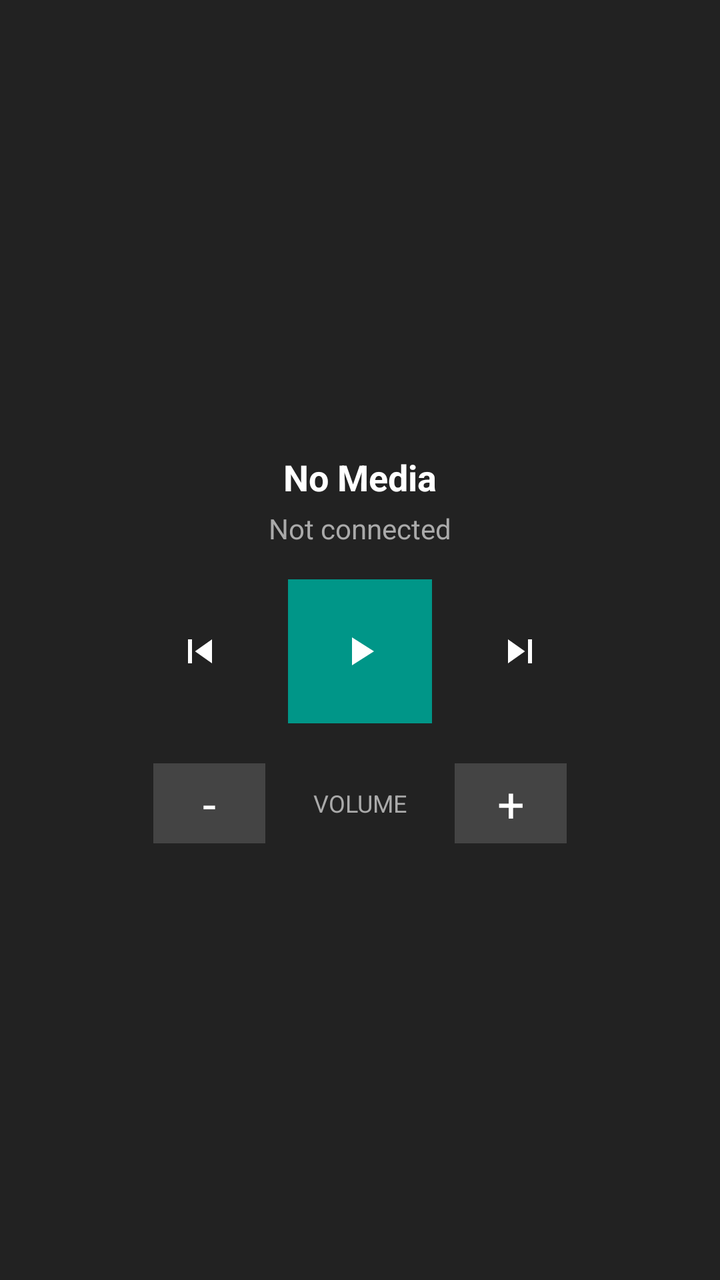
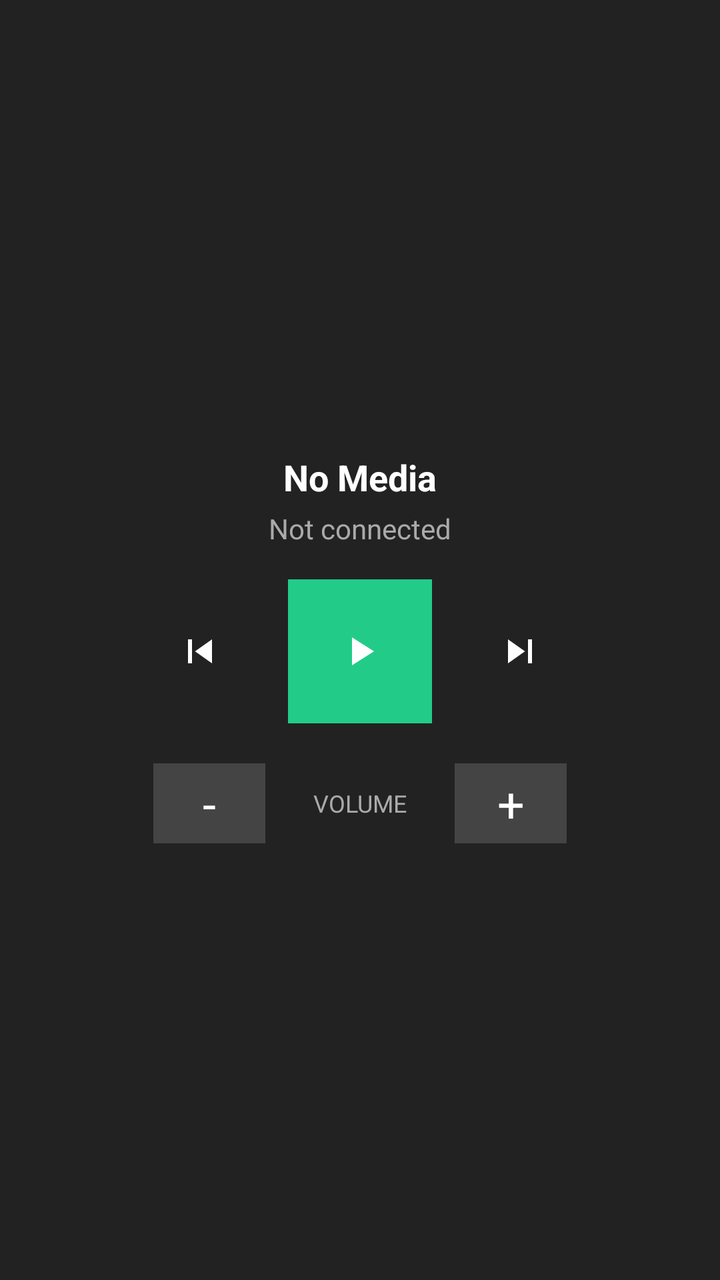

Before-and-after screenshots of an Android layout around one commit, followed by the original layout XML and the change that was made.
<!-- AndroidManifest.xml: application theme Theme.Smartwatch -->
<!-- res/layout/widget_media.xml -->
<?xml version="1.0" encoding="utf-8"?>
<FrameLayout xmlns:android="http://schemas.android.com/apk/res/android"
    android:layout_width="match_parent"
    android:layout_height="match_parent"
    android:id="@+id/widget_root">

    
    <ImageView
        android:id="@+id/img_album_art"
        android:layout_width="match_parent"
        android:layout_height="match_parent"
        android:scaleType="centerCrop"
        android:src="@android:color/darker_gray"
        android:contentDescription="@string/media_album_art" />

    
    <FrameLayout
        android:layout_width="match_parent"
        android:layout_height="match_parent"
        android:background="@color/widget_background_media" />

    
    <LinearLayout
        android:layout_width="match_parent"
        android:layout_height="match_parent"
        android:orientation="vertical"
        android:padding="16dp"
        android:gravity="center">

        
        <LinearLayout
            android:id="@+id/layout_title_click"
            android:layout_width="match_parent"
            android:layout_height="wrap_content"
            android:orientation="vertical"
            android:gravity="center"
            android:paddingTop="8dp"
            android:paddingBottom="16dp">

            <TextView
                android:id="@+id/txt_title"
                android:layout_width="match_parent"
                android:layout_height="wrap_content"
                android:text="@string/media_no_media_short"
                android:textColor="@color/widget_text_primary"
                android:textSize="18sp"
                android:textStyle="bold"
                android:singleLine="true"
                android:ellipsize="marquee"
                android:gravity="center"
                android:layout_marginBottom="4dp"/>

            <TextView
                android:id="@+id/txt_artist"
                android:layout_width="match_parent"
                android:layout_height="wrap_content"
                android:text="@string/label_not_connected"
                android:textColor="@color/widget_text_secondary"
                android:textSize="14sp"
                android:singleLine="true"
                android:ellipsize="end"
                android:gravity="center"/>
        </LinearLayout>

        
        <LinearLayout
            android:layout_width="match_parent"
            android:layout_height="wrap_content"
            android:gravity="center"
            android:orientation="horizontal"
            android:layout_marginBottom="20dp">

            <ImageButton
                android:id="@+id/btn_prev"
                android:layout_width="56dp"
                android:layout_height="56dp"
                android:src="@drawable/ic_media_prev"
                android:background="#00000000"
                android:tint="@color/widget_text_primary"
                android:scaleType="centerInside"
                android:contentDescription="@string/media_prev_desc" />

            <ImageButton
                android:id="@+id/btn_play_pause"
                android:layout_width="72dp"
                android:layout_height="72dp"
                android:src="@drawable/ic_media_play"
                android:background="#009688"
                android:scaleType="centerInside"
                android:layout_marginLeft="16dp"
                android:layout_marginRight="16dp"
                android:contentDescription="@string/media_play_pause_desc" />

            <ImageButton
                android:id="@+id/btn_next"
                android:layout_width="56dp"
                android:layout_height="56dp"
                android:src="@drawable/ic_media_next"
                android:background="#00000000"
                android:tint="@color/widget_text_primary"
                android:scaleType="centerInside"
                android:contentDescription="@string/media_next_desc" />
        </LinearLayout>

        
        <LinearLayout
            android:layout_width="match_parent"
            android:layout_height="wrap_content"
            android:gravity="center"
            android:orientation="horizontal">

            <TextView
                android:id="@+id/btn_vol_down"
                android:layout_width="56dp"
                android:layout_height="40dp"
                android:text="@string/label_minus"
                android:textColor="@color/widget_text_primary"
                android:textSize="24sp"
                android:gravity="center"
                android:background="@color/widget_button_background"
                android:layout_marginEnd="24dp"/>
            
             <TextView
                android:layout_width="wrap_content"
                android:layout_height="wrap_content"
                android:text="@string/media_volume_label"
                android:textSize="12sp"
                android:textColor="@color/widget_text_secondary"/>

            <TextView
                android:id="@+id/btn_vol_up"
                android:layout_width="56dp"
                android:layout_height="40dp"
                android:text="@string/label_plus"
                android:textColor="@color/widget_text_primary"
                android:textSize="24sp"
                android:gravity="center"
                android:background="@color/widget_button_background"
                android:layout_marginStart="24dp"/>
        </LinearLayout>
    </LinearLayout>
</FrameLayout>
<!-- resources referenced by this layout -->
<resources>
  <color name="widget_background_media">#CC000000</color>
  <color name="widget_button_background">#444444</color>
  <color name="widget_text_primary">#FFFFFF</color>
  <color name="widget_text_secondary">#AAAAAA</color>
  <!-- drawable ic_media_next (drawable) -->
  <vector xmlns:android="http://schemas.android.com/apk/res/android"
      android:width="24dp"
      android:height="24dp"
      android:viewportWidth="24.0"
      android:viewportHeight="24.0">
      <path
          android:fillColor="#FFFFFF"
          android:pathData="M6,18l8.5,-6L6,6v12zM16,6v12h2V6h-2z"/>
  </vector>
  <!-- drawable ic_media_play (drawable) -->
  <vector xmlns:android="http://schemas.android.com/apk/res/android"
      android:width="24dp"
      android:height="24dp"
      android:viewportWidth="24.0"
      android:viewportHeight="24.0">
      <path
          android:fillColor="#FFFFFF"
          android:pathData="M8,5v14l11,-7z"/>
  </vector>
  <!-- drawable ic_media_prev (drawable) -->
  <vector xmlns:android="http://schemas.android.com/apk/res/android"
      android:width="24dp"
      android:height="24dp"
      android:viewportWidth="24.0"
      android:viewportHeight="24.0">
      <path
          android:fillColor="#FFFFFF"
          android:pathData="M6,6h2v12H6zm3.5,6l8.5,6V6z"/>
  </vector>
  <string name="label_minus">-</string>
  <string name="label_not_connected">Not connected</string>
  <string name="label_plus">+</string>
  <string name="media_album_art">Album Art</string>
  <string name="media_next_desc">Next Track</string>
  <string name="media_no_media_short">No Media</string>
  <string name="media_play_pause_desc">Play/Pause</string>
  <string name="media_prev_desc">Previous Track</string>
  <string name="media_volume_label">VOLUME</string>
  <style name="Shape.Small" parent="ShapeAppearance.Material3.SmallComponent">
          <item name="cornerSize">10dp</item>
      </style>
  <style name="Shape.Medium" parent="ShapeAppearance.Material3.MediumComponent">
          <item name="cornerSize">16dp</item>
      </style>
  <style name="Shape.Large" parent="ShapeAppearance.Material3.LargeComponent">
          <item name="cornerSize">24dp</item>
      </style>
  <!-- unchanged entries left out for length: 1 -->
</resources>

<!-- the commit's change to res/layout/widget_media.xml (unified diff, before → after) -->
@@ -85,7 +85,7 @@
                 android:layout_width="72dp"
                 android:layout_height="72dp"
                 android:src="@drawable/ic_media_play"
-                android:background="#009688"
+                android:background="?attr/colorTertiary"
                 android:scaleType="centerInside"
                 android:layout_marginLeft="16dp"
                 android:layout_marginRight="16dp"
